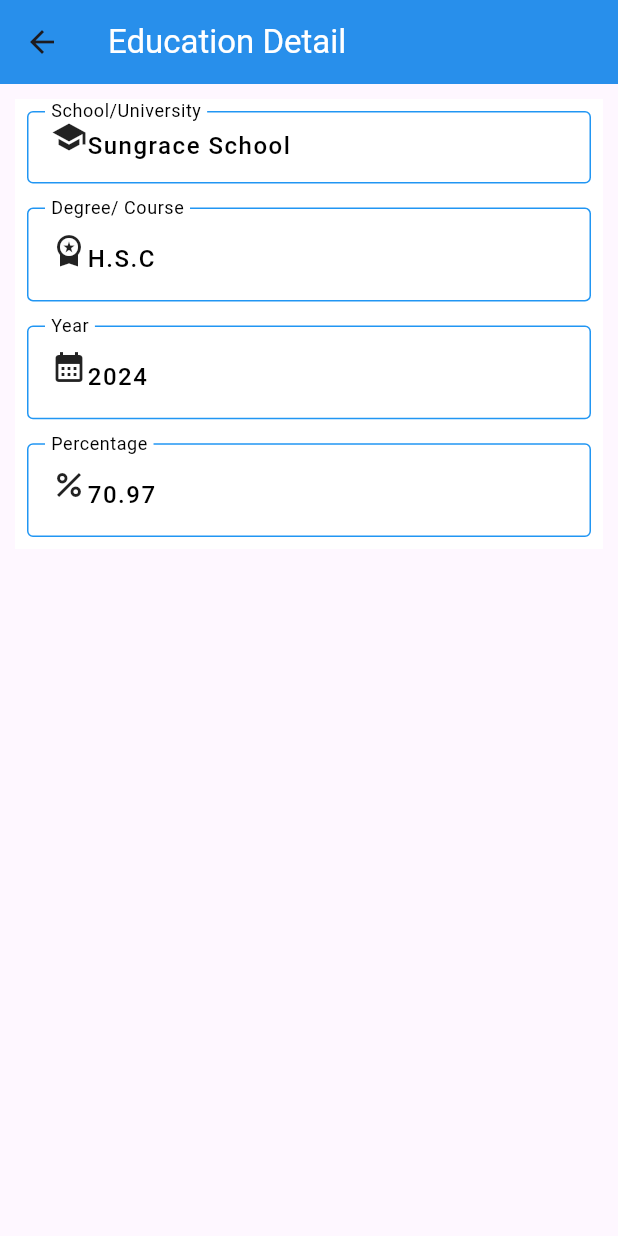
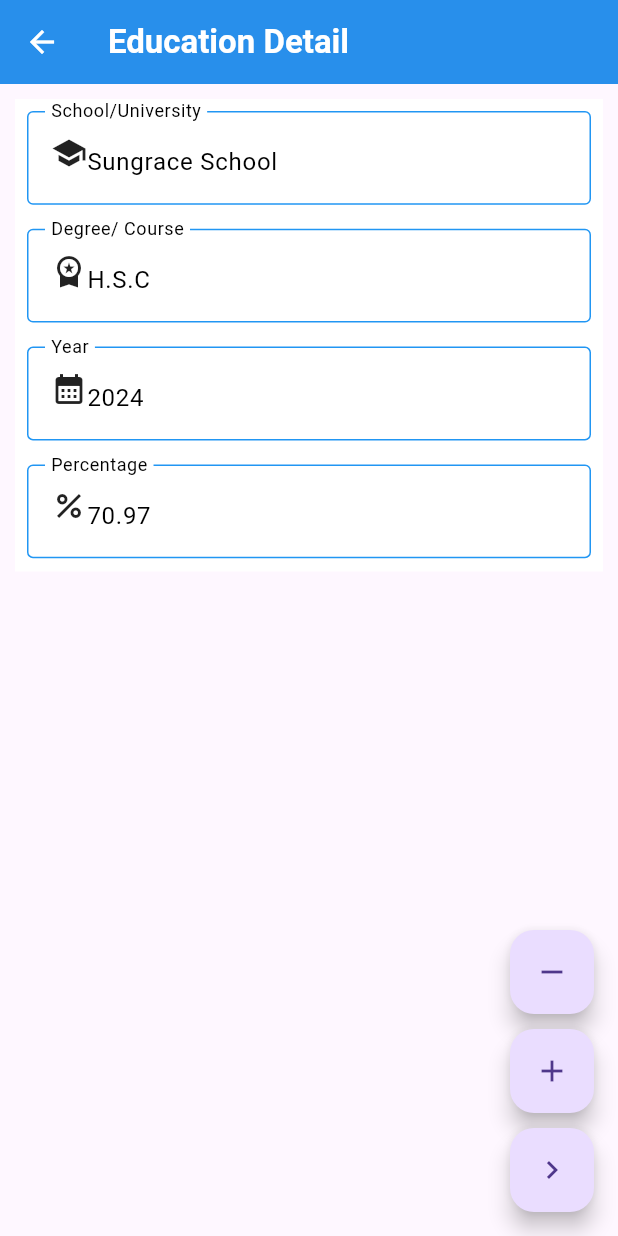
Before and after one commit to priyamtripathiii03/resumeapp, a Flutter app: the EducationPage screen opened by its route, on a phone screen of 412 x 824 dp. Run offline on Flutter 3.47's test engine with Material 3 defaults, Android fonts, the light colour scheme and no system bars; our stand-ins replace image_picker.

Commit message:
23-09-2024

```diff
--- a/lib/main.dart
+++ b/lib/main.dart
@@ -1,6 +1,8 @@
 import 'package:flutter/material.dart';
 import 'package:resumeapp/screens/education_page.dart';
+import 'package:resumeapp/screens/hobby.dart';
 import 'package:resumeapp/screens/homepage.dart';
+import 'package:resumeapp/screens/language.dart';
 void main()
 {
   runApp(const MyApp());
@@ -16,6 +18,8 @@ class MyApp extends StatelessWidget {
       routes: {
         '/': (context)=> const HomePage(),
         '/edu': (context)=> const EducationPage(),
+        '/lang': (context)=> const LanguageScreen(),
+        '/hobby': (context)=> const HobbyScreen(),
       },
     );
   }
--- a/lib/screens/education_page.dart
+++ b/lib/screens/education_page.dart
@@ -17,27 +17,75 @@ class _EducationPageState extends State<EducationPage> {
       appBar: AppBar(
         elevation: 5,
         backgroundColor: Colors.blue,
-        title: const Text('Education Detail',style: TextStyle(color: Colors.white),
+        leading: IconButton(
+            onPressed: () {
+              Navigator.of(context).pop();
+            },
+            icon: const Icon(
+              Icons.arrow_back,
+              color: Colors.white,
             ),
+        ),
+        title: const Text(
+          'Education Detail',
+          style: TextStyle(
+            color: Colors.white,
+            fontWeight: FontWeight.bold,),),
+      ),
+      floatingActionButton: Column(
+        mainAxisSize: MainAxisSize.min,
+        children: [
+          FloatingActionButton(
+            heroTag: 'remove',
+            onPressed: () {
+              setState(() {
+                if(eduList.length>1)
+                {
+                  eduList.removeAt(eduList.length-1);
+                }
+              });
+            },child: const Icon(Icons.remove),),
+          const SizedBox(height: 10,),
+          FloatingActionButton(
+            heroTag: 'add',
+            onPressed: () {
+
+              Map m1 = {
+                "school" : TextEditingController(),
+                "degree" : TextEditingController(),
+                "year" : TextEditingController(),
+                "grade" : TextEditingController(),
+              };
+              setState(() {
+                eduList.add(m1);
+              });
+            },child: const Icon(Icons.add),),
+          const SizedBox(height: 10,),
+          FloatingActionButton(
+            heroTag: 'next',
+            onPressed: () {
+              Navigator.of(context).pushNamed('/lang');
+            },child: const Icon(Icons.chevron_right),),
+        ],
       ),
       body: SingleChildScrollView(
         child: Column(
-       children: List.generate(eduList.length, (index) => Container(
+          children: List.generate(
+            eduList.length,
+            (index) => Container(
               margin: const EdgeInsets.all(10),
-       height: 300,
+              height: 315,
               width: double.infinity,
               decoration: const BoxDecoration(color: Colors.white),
               child: Column(
                 children: [
-              Expanded(
-                child: textBox(
+                  textBox(
                     isPhone: false,
                     isAddress: false,
                     label: 'School/University',
                     hint: 'Sungrace School',
                     prefix: Icons.school,
-                    txtController: eduList[index]['school']),
-
+                    txtController: eduList[index]['school'],
                   ),
                   textBox(
                     isPhone: false,
@@ -45,21 +93,24 @@ class _EducationPageState extends State<EducationPage> {
                     label: 'Degree/ Course',
                     hint: 'H.S.C',
                     prefix: Icons.workspace_premium,
-                  txtController: eduList[index]['degree']),
+                    txtController: eduList[index]['degree'],
+                  ),
                   textBox(
                     isPhone: false,
                     isAddress: false,
                     label: 'Year',
                     hint: '2024',
                     prefix: Icons.calendar_month,
-                  txtController: eduList[index]['year']),
+                    txtController: eduList[index]['year'],
+                  ),
                   textBox(
                     isPhone: false,
                     isAddress: false,
                     label: 'Percentage',
                     hint: '70.97',
                     prefix: Icons.percent,
-                  txtController: eduList[index]['grade']),
+                    txtController: eduList[index]['grade'],
+                  ),
                 ],
               ),
             ),
--- a/lib/screens/homepage.dart
+++ b/lib/screens/homepage.dart
@@ -20,7 +20,7 @@ class _HomePageState extends State<HomePage> {
         elevation: 2,
         shadowColor: Colors.black,
         title: const Text(
-          'Personal Details',style: TextStyle(color: Colors.white,fontSize: 25,fontWeight: FontWeight.bold),
+          'Personal Details',style: TextStyle(color: Colors.white,fontSize: 25,fontWeight: FontWeight.bold)
         ),
         backgroundColor: Colors.blue,
       ),
--- a/lib/textbox.dart
+++ b/lib/textbox.dart
@@ -12,19 +12,21 @@ Widget textBox({
     padding: const EdgeInsets.all(8.0),
     child: TextFormField(
       validator: (value) {
-        return value!.isEmpty?'This detail is mandatory !':null;
+        return value!.isEmpty ? 'This detail is mandatory !' : null;
       },
-      maxLines: (isAddress)?4:1,
-      keyboardType: (isPhone)?TextInputType.phone:TextInputType.text,
+      keyboardType: (isPhone) ? TextInputType.phone : TextInputType.text,
       controller: txtController,
       style: const TextStyle(
-          color:Colors.black, fontWeight: FontWeight.w500, letterSpacing: 1),
+        color: Colors.black,
+        // fontWeight: FontWeight.w500,
+        // letterSpacing: 1,
+      ),
       decoration: InputDecoration(
         hintText: hint,
         prefix: Icon(prefix),
-        labelStyle:  const TextStyle(color: Colors.black),
+        labelStyle: const TextStyle(color: Colors.black),
         labelText: label,
-        enabledBorder:  const OutlineInputBorder(
+        enabledBorder: const OutlineInputBorder(
           borderSide: BorderSide(color: Colors.blue),
         ),
         focusedBorder: const OutlineInputBorder(
```
Also changed, not shown: lib/global.dart (+9 -0 lines), lib/screens/hobby.dart (added, +17 -0 lines), lib/screens/language.dart (added, +113 -0 lines), pubspec.lock. Lines whose indentation alone changed are shown as unchanged.
